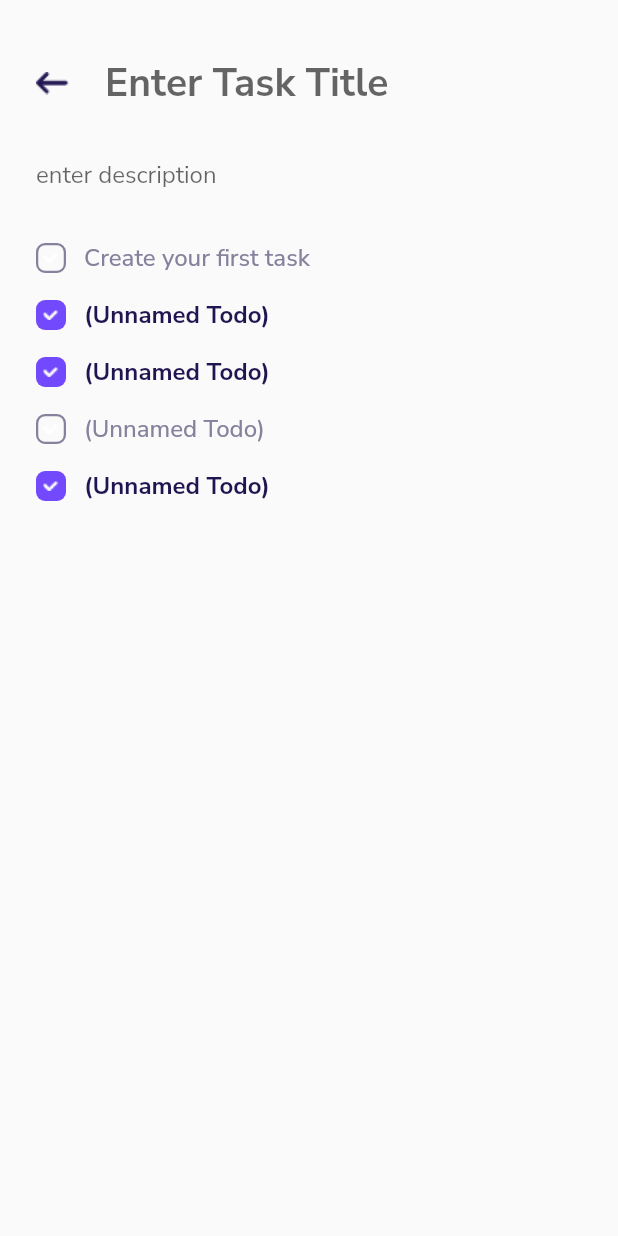
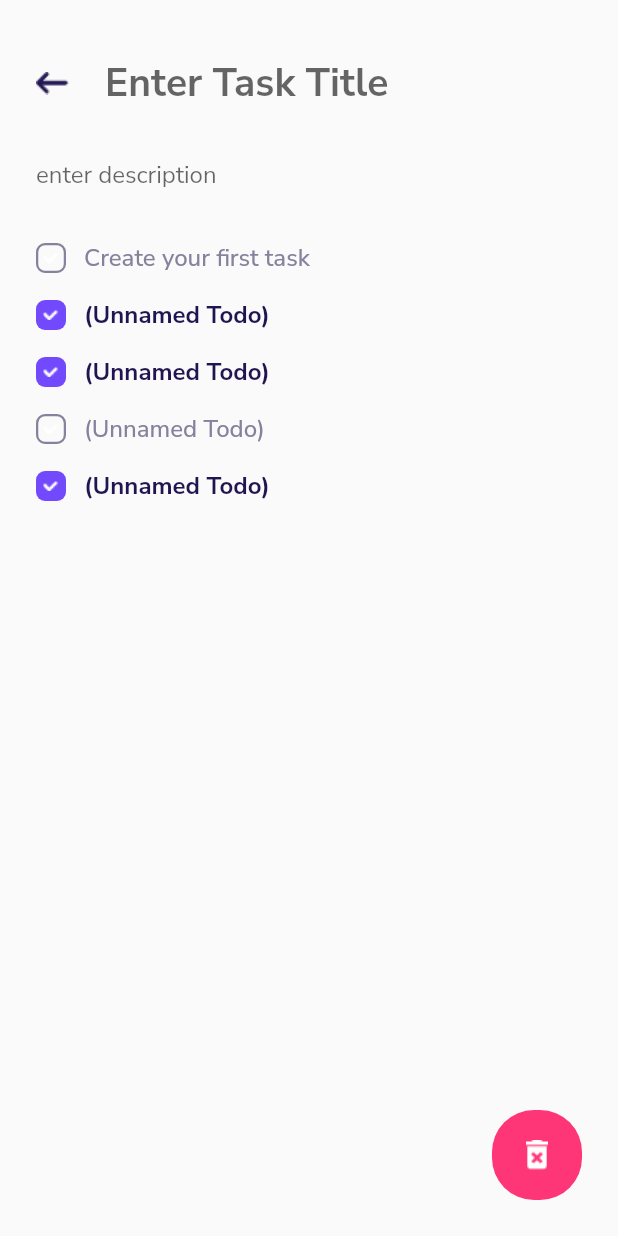
Before and after one commit to Sigurd06/Todo-App-Flutter, a Flutter app: the TaskPage screen opened directly, on a phone screen of 412 x 824 dp. Run offline on Flutter 3.47's test engine with Material 2 defaults, Android fonts, the phone set to English and light mode, and no system bars; our stand-ins replace google_fonts, sqflite; accounts and stored records are empty.

Commit message:
:sparkles: [CREATE] connect sqlite and create task

```diff
--- /dev/null
+++ b/lib/models/task.dart
@@ -0,0 +1,15 @@
+class Task {
+  final int? id;
+  final String title;
+  final String? description;
+
+  Task({this.id, required this.title, this.description});
+
+  Map<String, dynamic> toMap() {
+    return {
+      "id": id,
+      "title": title,
+      "description": description,
+    };
+  }
+}
--- a/lib/screens/taskPage.dart
+++ b/lib/screens/taskPage.dart
@@ -1,4 +1,6 @@
 import 'package:flutter/material.dart';
+import 'package:todo/database_helper.dart';
+import 'package:todo/models/task.dart';
 import 'package:todo/widgets.dart';
 
 class TaskPage extends StatefulWidget {
@@ -14,7 +16,8 @@ class _TaskPageState extends State<TaskPage> {
     return Scaffold(
         body: SafeArea(
       child: Container(
-          child: Column(
+          child: Stack(children: [
+        Column(
           crossAxisAlignment: CrossAxisAlignment.start,
           children: [
             Padding(
@@ -25,18 +28,26 @@ class _TaskPageState extends State<TaskPage> {
                     onTap: () {
                       Navigator.pop(context);
                     },
-                  child: Padding(
-                    padding: const EdgeInsets.all(24.0),
+                    child: const Padding(
+                      padding: EdgeInsets.all(24.0),
                       child: Image(
-                        image: AssetImage('assets/images/back_arrow_icon.png')),
+                          image:
+                              AssetImage('assets/images/back_arrow_icon.png')),
                     ),
                   ),
                   Expanded(
                     child: TextField(
-                      decoration: InputDecoration(
+                        onSubmitted: (value) async {
+                          if (value != "") {
+                            DatabaseHelper _dbHelper = DatabaseHelper();
+                            Task _newTask = Task(title: value);
+                            await _dbHelper.insertTask(_newTask);
+                          }
+                        },
+                        decoration: const InputDecoration(
                             hintText: 'Enter Task Title',
                             border: InputBorder.none),
-                      style: TextStyle(
+                        style: const TextStyle(
                             fontSize: 26.0,
                             fontWeight: FontWeight.bold,
                             color: Color(0xff211551))),
@@ -69,7 +80,27 @@ class _TaskPageState extends State<TaskPage> {
               isDone: true,
             ),
           ],
-      )),
+        ),
+        Positioned(
+          bottom: 24.0,
+          right: 24.0,
+          child: GestureDetector(
+            onTap: () {
+              Navigator.push(
+                  context, MaterialPageRoute(builder: (context) => TaskPage()));
+            },
+            child: Container(
+              width: 60.0,
+              height: 60.0,
+              decoration: BoxDecoration(
+                  color: const Color(0xfffe3577),
+                  borderRadius: BorderRadius.circular(28.0)),
+              child: const Image(
+                  image: AssetImage('assets/images/delete_icon.png')),
+            ),
+          ),
+        )
+      ])),
     ));
   }
 }
--- a/pubspec.yaml
+++ b/pubspec.yaml
@@ -15,6 +15,8 @@ dependencies:
 
   cupertino_icons: ^1.0.2
   google_fonts: ^2.3.1
+  sqflite:
+  path:
 
 dev_dependencies:
   flutter_test:
```
Also changed, not shown: lib/database_helper.dart (added, +32 -0 lines), lib/screens/homePage.dart (+29 -11 lines), lib/widgets.dart (+8 -0 lines), pubspec.lock. Lines whose indentation alone changed are shown as unchanged.
